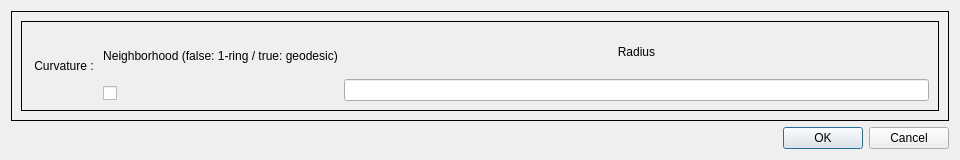
The window that Visualization/PluginFilters/curvature/Dialogs/DialogCurvature1.ui (MEPP-team/MEPP2) describes before a commit, drawn with Qt 5.
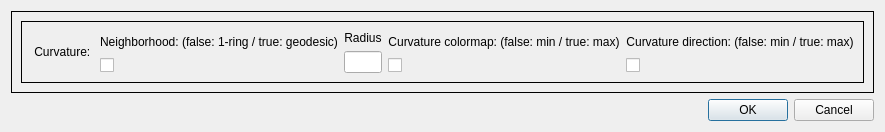
The same window after the commit.

Commit message: update DialogCurvature and improve CurvaturePlugin

Diff of the .ui file:
```diff
--- a/Visualization/PluginFilters/curvature/Dialogs/DialogCurvature1.ui
+++ b/Visualization/PluginFilters/curvature/Dialogs/DialogCurvature1.ui
@@ -6,8 +6,8 @@
    <rect>
     <x>0</x>
     <y>0</y>
-    <width>960</width>
-    <height>160</height>
+    <width>848</width>
+    <height>130</height>
    </rect>
   </property>
   <property name="windowTitle">
@@ -34,7 +34,7 @@
            <item>
             <widget class="QLabel" name="label_Curvature">
              <property name="text">
-              <string> Curvature : </string>
+              <string> Curvature: </string>
              </property>
             </widget>
            </item>
@@ -43,7 +43,7 @@
              <item>
               <widget class="QLabel" name="label_geod">
                <property name="text">
-                <string>Neighborhood (false: 1-ring / true: geodesic)</string>
+                <string>Neighborhood: (false: 1-ring / true: geodesic)</string>
                </property>
                <property name="alignment">
                 <set>Qt::AlignCenter</set>
@@ -72,6 +72,40 @@
              </item>
             </layout>
            </item>
+           <item>
+            <layout class="QVBoxLayout" name="verticalLayout_Cmin-max">
+             <item>
+              <widget class="QLabel" name="label_Cmin-max">
+               <property name="text">
+                <string>Curvature colormap: (false: min / true: max)</string>
+               </property>
+               <property name="alignment">
+                <set>Qt::AlignCenter</set>
+               </property>
+              </widget>
+             </item>
+             <item>
+              <widget class="QCheckBox" name="checkBox_Cmin-max"/>
+             </item>
+            </layout>
+           </item>
+           <item>
+            <layout class="QVBoxLayout" name="verticalLayout_Dmin-max">
+             <item>
+              <widget class="QLabel" name="label_Dmin-max">
+               <property name="text">
+                <string>Curvature direction: (false: min / true: max)</string>
+               </property>
+               <property name="alignment">
+                <set>Qt::AlignCenter</set>
+               </property>
+              </widget>
+             </item>
+             <item>
+              <widget class="QCheckBox" name="checkBox_Dmin-max"/>
+             </item>
+            </layout>
+           </item>
           </layout>
          </item>
         </layout>
```
The commit also changes 3 other files.
